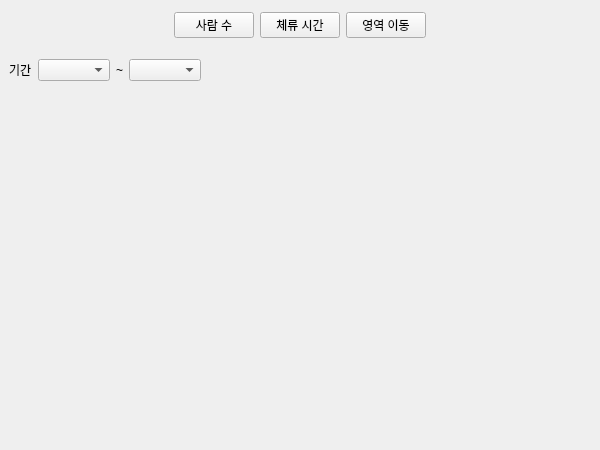
The window that ui/graphdisplay.ui (VEDA-EAGLES/smart_zone_client) describes before a commit, drawn with Qt 5.
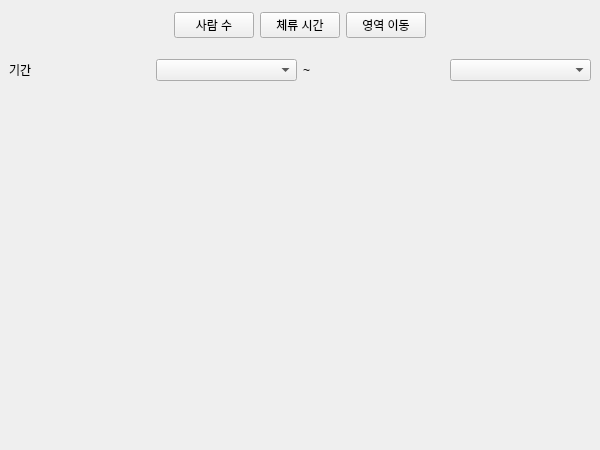
The same window after the commit.

Commit message: design: 그래프 디스플레이 및 메인 윈도우 크기 조정

What changed in the file:
```diff
--- a/ui/graphdisplay.ui
+++ b/ui/graphdisplay.ui
@@ -138,19 +138,6 @@
         </layout>
        </widget>
       </item>
-      <item>
-       <spacer name="horizontalSpacer">
-        <property name="orientation">
-         <enum>Qt::Horizontal</enum>
-        </property>
-        <property name="sizeHint" stdset="0">
-         <size>
-          <width>40</width>
-          <height>20</height>
-         </size>
-        </property>
-       </spacer>
-      </item>
       <item>
        <layout class="QHBoxLayout" name="areaButtonLayout"/>
       </item>
```
The commit also changes 1 other file.
